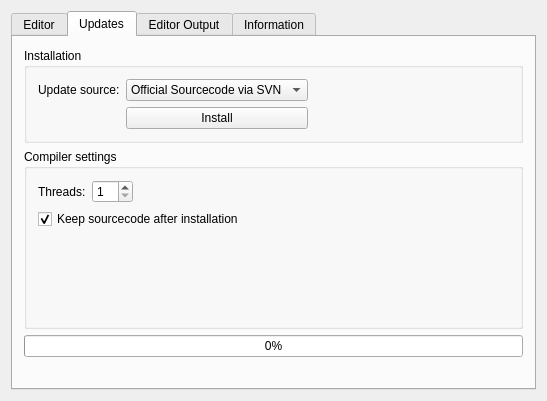
Before: the Qt Designer form mainwindow.ui in Sponk/maratis-manager, drawn with Qt 5.
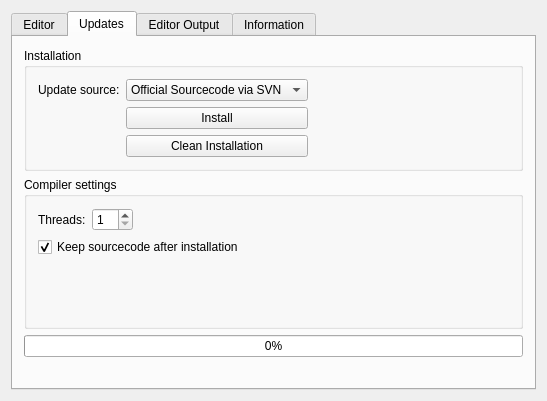
After: the same form once the commit is applied. The open tabs and pages were chosen to show the change.

Commit message: + You can now delete your current Maratis installation to redownload it from SVN

The edit to the form file:
```diff
--- a/mainwindow.ui
+++ b/mainwindow.ui
@@ -234,6 +234,13 @@
                </property>
               </widget>
              </item>
+             <item row="2" column="1">
+              <widget class="QPushButton" name="cleanInstallationButton">
+               <property name="text">
+                <string>Clean Installation</string>
+               </property>
+              </widget>
+             </item>
             </layout>
            </item>
            <item>
```
Left out of the diff: 17 changed lines with no effect on the pictures. The commit also changes 2 other files.
